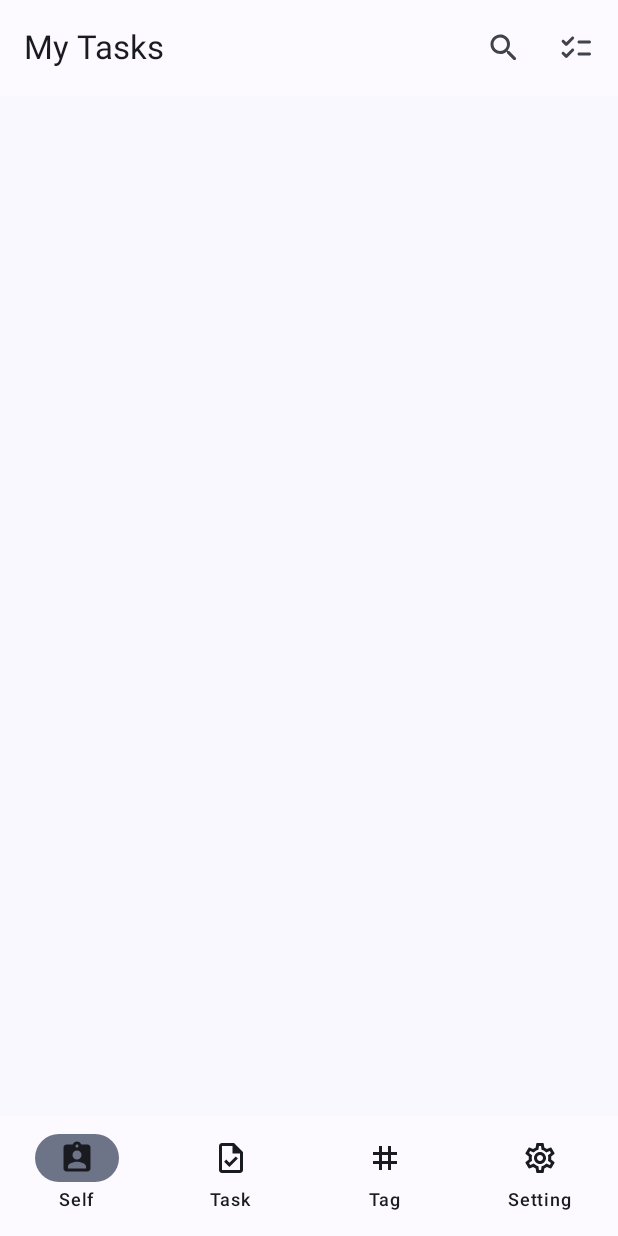
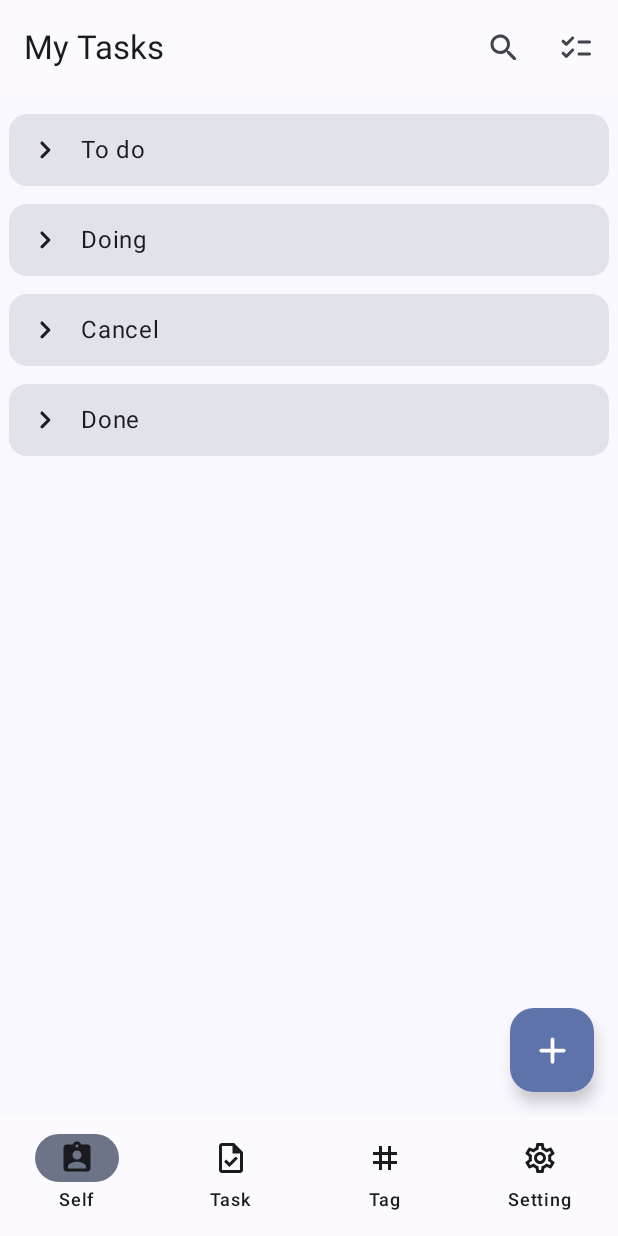
Before and after one commit to hyuniedev/Self-Management, an Android app built with Jetpack Compose: the TaskScreen screen opened through its navigation route, on a phone screen of 412 x 824 dp. Run offline under Robolectric (Android 15) with nearby library versions, the phone set to English and light mode, and no system bars.

Commit message:
+ Add Groups To do & FAB

```diff
--- a/app/src/main/java/com/example/selfmanagement/uiDisplay/TaskScreen.kt
+++ b/app/src/main/java/com/example/selfmanagement/uiDisplay/TaskScreen.kt
@@ -1,13 +1,27 @@
 package com.example.selfmanagement.uiDisplay
 
+import androidx.compose.animation.animateContentSize
+import androidx.compose.foundation.background
 import androidx.compose.foundation.layout.Box
+import androidx.compose.foundation.layout.Column
+import androidx.compose.foundation.layout.Row
+import androidx.compose.foundation.layout.Spacer
 import androidx.compose.foundation.layout.fillMaxSize
+import androidx.compose.foundation.layout.fillMaxWidth
+import androidx.compose.foundation.layout.height
 import androidx.compose.foundation.layout.padding
+import androidx.compose.foundation.layout.size
+import androidx.compose.foundation.shape.RoundedCornerShape
 import androidx.compose.material.icons.Icons
+import androidx.compose.material.icons.rounded.Add
 import androidx.compose.material.icons.rounded.Checklist
+import androidx.compose.material.icons.rounded.ChevronRight
+import androidx.compose.material.icons.rounded.KeyboardArrowDown
 import androidx.compose.material.icons.rounded.Search
 import androidx.compose.material.icons.rounded.SelectAll
+import androidx.compose.material3.Card
 import androidx.compose.material3.ExperimentalMaterial3Api
+import androidx.compose.material3.FloatingActionButton
 import androidx.compose.material3.Icon
 import androidx.compose.material3.IconButton
 import androidx.compose.material3.MaterialTheme
@@ -18,12 +32,21 @@ import androidx.compose.material3.TextField
 import androidx.compose.material3.TopAppBar
 import androidx.compose.material3.TopAppBarDefaults
 import androidx.compose.runtime.Composable
+import androidx.compose.runtime.MutableIntState
+import androidx.compose.runtime.mutableIntStateOf
 import androidx.compose.runtime.mutableStateOf
 import androidx.compose.runtime.remember
+import androidx.compose.ui.Alignment
 import androidx.compose.ui.Modifier
+import androidx.compose.ui.draw.clip
 import androidx.compose.ui.tooling.preview.Preview
+import androidx.compose.ui.unit.dp
 import androidx.navigation.NavHostController
 
+
+val lsGroupTask = listOf(
+    "To do", "Doing", "Cancel", "Done"
+)
 
 @OptIn(ExperimentalMaterial3Api::class)
 @Composable
@@ -34,7 +57,9 @@ fun TaskScreen(navController: NavHostController) {
     var isSelect = remember {
         mutableStateOf(false)
     }
-
+    var indexDisplay = remember {
+        mutableIntStateOf(-1)
+    }
     Scaffold(
         modifier = Modifier.fillMaxSize(),
         topBar = {
@@ -65,6 +90,15 @@ fun TaskScreen(navController: NavHostController) {
                     containerColor = MaterialTheme.colorScheme.inverseOnSurface
                 )
             )
+        },
+        floatingActionButton = {
+            FloatingActionButton(onClick = {}) {
+                Icon(
+                    imageVector = Icons.Rounded.Add,
+                    contentDescription = "Add new task",
+                    modifier = Modifier.size(30.dp)
+                )
+            }
         }
     ) { innerPadding ->
         Box(
@@ -75,6 +109,53 @@ fun TaskScreen(navController: NavHostController) {
             // Tim kiem
 
             // Danh sach task
+            Column(
+                modifier = Modifier.padding(6.dp)
+            ) {
+                lsGroupTask.forEachIndexed { index, s ->
+                    GroupToDo(indexTitle = index, indexDisplay = indexDisplay)
+                }
+            }
         }
     }
 }
+
+@Composable
+fun GroupToDo(indexTitle: Int, indexDisplay: MutableIntState){
+    val isDisplay = if(indexDisplay.value==-1) false else lsGroupTask[indexDisplay.value]== lsGroupTask[indexTitle]
+    Card(
+        modifier = Modifier
+            .fillMaxWidth()
+            .padding(horizontal = 0.dp, vertical = 6.dp)
+            .animateContentSize()
+    ) {
+        Row(
+            modifier = Modifier.fillMaxWidth(),
+            verticalAlignment = Alignment.CenterVertically
+        ) {
+            IconButton(onClick = {if(indexDisplay.value!=indexTitle) indexDisplay.value=indexTitle else indexDisplay.value=-1}) {
+                Icon(
+                    imageVector = if(isDisplay) Icons.Rounded.KeyboardArrowDown else Icons.Rounded.ChevronRight,
+                    contentDescription = "Open ${lsGroupTask[indexTitle]}"
+                )
+            }
+            Text(text = lsGroupTask[indexTitle])
+        }
+        if(isDisplay){
+            Box(modifier = Modifier
+                .fillMaxWidth()
+                .padding(horizontal = 10.dp)
+                .padding(bottom = 10.dp)
+                .clip(RoundedCornerShape(6.dp))
+                .background(color = MaterialTheme.colorScheme.inverseOnSurface),
+            ){
+                Text(text = "Hyu Nie")
+            }
+        }
+    }
+}
+
+@Composable
+fun CardTask(){
+
+}
```
